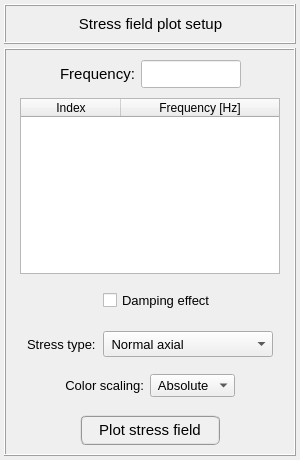
First picture: the form in pulse/interface/ui_files/plots/results/structural/plot_stresses_field_for_harmonic_analysis.ui, repository open-pulse/OpenPulse, before the edit.
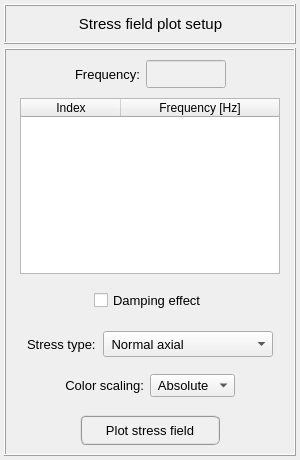
Second picture: the form after the edit.

Patch:
```diff
--- a/pulse/interface/ui_files/plots/results/structural/plot_stresses_field_for_harmonic_analysis.ui
+++ b/pulse/interface/ui_files/plots/results/structural/plot_stresses_field_for_harmonic_analysis.ui
@@ -286,16 +286,17 @@
            <property name="font">
             <font>
              <family>MS Shell Dlg 2</family>
-             <pointsize>11</pointsize>
-             <weight>9</weight>
+             <pointsize>10</pointsize>
+             <weight>50</weight>
              <italic>false</italic>
              <bold>false</bold>
             </font>
            </property>
            <property name="styleSheet">
-            <string notr="true">QPushButton{border-radius: 6px; border-color: rgb(150, 150, 150); border-style: ridge; border-width: 2px; color: rgb(0, 0, 0); background-color: rgb(240, 240, 240); font: 75 11pt &quot;MS Shell Dlg 2&quot;}
-QPushButton:hover{border-radius: 6px; border-color: rgb(0, 170, 255); border-style: ridge; border-width: 2px; color: rgb(0, 0, 0); background-color: rgba(174, 213, 255, 100); font: 75 11pt &quot;MS Shell Dlg 2&quot;}
-QPushButton:pressed{border-radius: 6px; border-color: rgb(0, 170, 255); border-style: ridge; border-width: 3px; color: rgb(0, 0, 0); background-color: rgb(174, 213, 255); font: 75 11pt &quot;MS Shell Dlg 2&quot;}</string>
+            <string notr="true">QPushButton{border-radius: 6px; border-color: rgb(150, 150, 150); border-style: ridge; border-width: 2px; color: rgb(0, 0, 0); background-color: rgb(240, 240, 240)}
+QPushButton:hover{border-radius: 6px; border-color: rgb(0, 170, 255); border-style: ridge; border-width: 2px; color: rgb(0, 0, 0); background-color: rgba(174, 213, 255, 100)}
+QPushButton:pressed{border-radius: 6px; border-color: rgb(0, 170, 255); border-style: ridge; border-width: 2px; color: rgb(0, 0, 0); background-color: rgb(174, 213, 255)}
+QPushButton:disabled{border-radius: 6px; border-color: rgb(150, 150, 150); border-style: ridge; border-width: 0px; color: rgb(150,150, 150); background-color: rgb(220, 220, 220)}</string>
            </property>
            <property name="text">
             <string>Plot stress field</string>
@@ -361,7 +362,7 @@
            <property name="font">
             <font>
              <family>MS Shell Dlg 2</family>
-             <pointsize>11</pointsize>
+             <pointsize>10</pointsize>
              <weight>50</weight>
              <bold>false</bold>
             </font>
@@ -381,28 +382,28 @@
            </property>
            <property name="minimumSize">
             <size>
-             <width>100</width>
+             <width>80</width>
              <height>28</height>
             </size>
            </property>
            <property name="maximumSize">
             <size>
-             <width>100</width>
+             <width>80</width>
              <height>28</height>
             </size>
            </property>
            <property name="font">
             <font>
              <family>MS Shell Dlg 2</family>
-             <pointsize>11</pointsize>
+             <pointsize>10</pointsize>
              <weight>50</weight>
              <italic>false</italic>
              <bold>false</bold>
             </font>
            </property>
            <property name="styleSheet">
-            <string notr="true">background-color: rgb(255, 255, 255);
-color: rgb(0, 0, 255)
+            <string notr="true">QLineEdit{color: rgb(0, 0, 0); background-color: rgb(250, 250, 250)}
+QLineEdit:disabled{color: rgb(100, 100, 100); background-color: rgb(240, 240, 240)}
 </string>
            </property>
            <property name="text">
@@ -414,24 +415,30 @@
           </widget>
          </item>
          <item row="0" column="3">
-          <widget class="QFrame" name="frame_6">
-           <property name="frameShape">
-            <enum>QFrame::NoFrame</enum>
+          <spacer name="horizontalSpacer_7">
+           <property name="orientation">
+            <enum>Qt::Horizontal</enum>
            </property>
-           <property name="frameShadow">
-            <enum>QFrame::Raised</enum>
+           <property name="sizeHint" stdset="0">
+            <size>
+             <width>40</width>
+             <height>20</height>
+            </size>
            </property>
-          </widget>
+          </spacer>
          </item>
          <item row="0" column="0">
-          <widget class="QFrame" name="frame_7">
-           <property name="frameShape">
-            <enum>QFrame::NoFrame</enum>
+          <spacer name="horizontalSpacer_8">
+           <property name="orientation">
+            <enum>Qt::Horizontal</enum>
            </property>
-           <property name="frameShadow">
-            <enum>QFrame::Raised</enum>
+           <property name="sizeHint" stdset="0">
+            <size>
+             <width>40</width>
+             <height>20</height>
+            </size>
            </property>
-          </widget>
+          </spacer>
          </item>
         </layout>
        </widget>
@@ -692,11 +699,11 @@
          <enum>QFrame::Raised</enum>
         </property>
         <layout class="QGridLayout" name="gridLayout_10">
-         <item row="0" column="2">
+         <item row="0" column="1">
           <widget class="QCheckBox" name="checkBox_damping_effect">
            <property name="minimumSize">
             <size>
-             <width>170</width>
+             <width>0</width>
              <height>26</height>
             </size>
            </property>
@@ -723,42 +730,7 @@
            </property>
           </widget>
          </item>
-         <item row="0" column="1">
-          <widget class="QFrame" name="frame_11">
-           <property name="minimumSize">
-            <size>
-             <width>70</width>
-             <height>26</height>
-            </size>
-           </property>
-           <property name="maximumSize">
-            <size>
-             <width>70</width>
-             <height>26</height>
-            </size>
-           </property>
-           <property name="frameShape">
-            <enum>QFrame::NoFrame</enum>
-           </property>
-           <property name="frameShadow">
-            <enum>QFrame::Raised</enum>
-           </property>
-          </widget>
-         </item>
-         <item row="0" column="0">
-          <spacer name="horizontalSpacer_5">
-           <property name="orientation">
-            <enum>Qt::Horizontal</enum>
-           </property>
-           <property name="sizeHint" stdset="0">
-            <size>
-             <width>40</width>
-             <height>20</height>
-            </size>
-           </property>
-          </spacer>
-         </item>
-         <item row="0" column="3">
+         <item row="0" column="2">
           <spacer name="horizontalSpacer_6">
            <property name="orientation">
             <enum>Qt::Horizontal</enum>
@@ -771,6 +743,19 @@
            </property>
           </spacer>
          </item>
+         <item row="0" column="0">
+          <spacer name="horizontalSpacer_5">
+           <property name="orientation">
+            <enum>Qt::Horizontal</enum>
+           </property>
+           <property name="sizeHint" stdset="0">
+            <size>
+             <width>40</width>
+             <height>20</height>
+            </size>
+           </property>
+          </spacer>
+         </item>
         </layout>
        </widget>
       </item>
```
